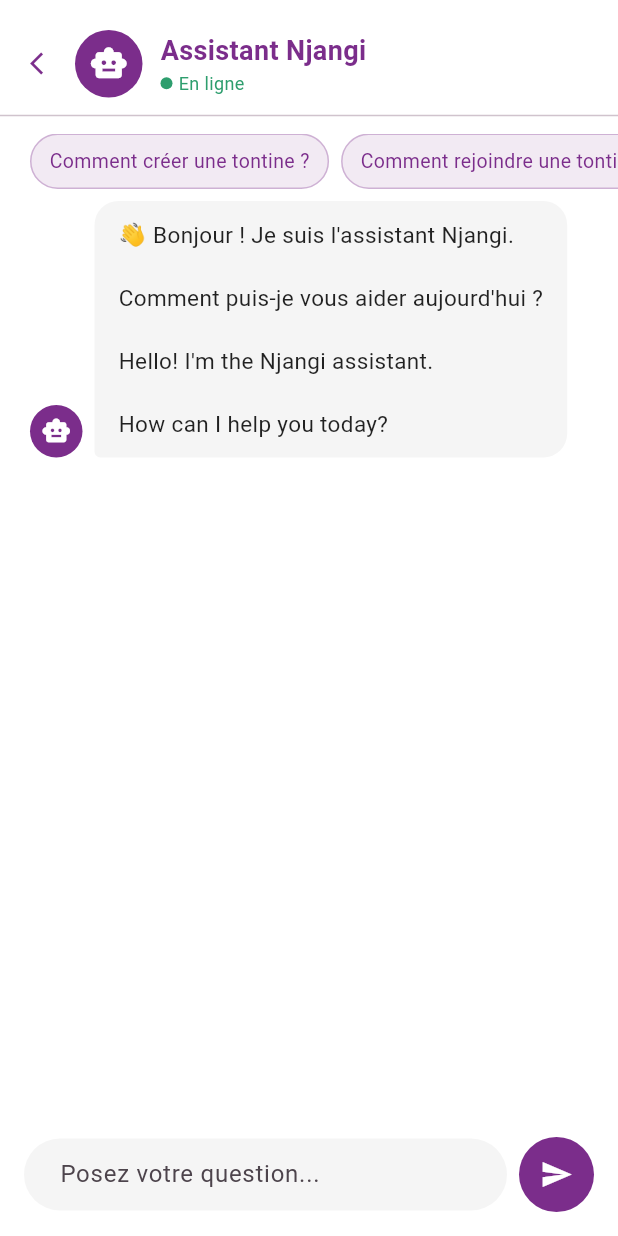
After one commit to Marino0503/njangui, a Flutter app: the MainScreen screen opened directly, after a tap on the "smart toy" icon, on a phone screen of 412 x 824 dp. The commit adds this screen. Run offline on Flutter 3.47's test engine with Material 3 defaults, Android fonts, the phone set to English and light mode, and no system bars; our stand-ins replace cloud_firestore, firebase_auth, firebase_core, google_generative_ai, share_plus; accounts and stored records are empty; statements that could not run were skipped.

Commit message:
feat: chatbot assistant avec Gemini IA

```diff
--- /dev/null
+++ b/lib/screens/chatbot_screen.dart
@@ -0,0 +1,426 @@
+import 'package:flutter/material.dart';
+import '../services/chatbot_service.dart';
+
+class MessageChat {
+  final String texte;
+  final bool estUtilisateur;
+  final DateTime date;
+
+  MessageChat({
+    required this.texte,
+    required this.estUtilisateur,
+    required this.date,
+  });
+}
+
+class ChatbotScreen extends StatefulWidget {
+  const ChatbotScreen({super.key});
+
+  @override
+  State<ChatbotScreen> createState() => _ChatbotScreenState();
+}
+
+class _ChatbotScreenState extends State<ChatbotScreen> {
+  final TextEditingController _messageController = TextEditingController();
+  final ScrollController _scrollController = ScrollController();
+  final List<MessageChat> _messages = [];
+  bool _isLoading = false;
+
+  @override
+  void initState() {
+    super.initState();
+    // Initialise le chatbot
+    ChatbotService().initialiser();
+    // Message de bienvenue
+    _ajouterMessageBot(
+      '👋 Bonjour ! Je suis l\'assistant Njangi.\n\nComment puis-je vous aider aujourd\'hui ?\n\n'
+      'Hello! I\'m the Njangi assistant.\n\nHow can I help you today?',
+    );
+  }
+
+  @override
+  void dispose() {
+    _messageController.dispose();
+    _scrollController.dispose();
+    super.dispose();
+  }
+
+  // Ajoute un message du bot
+  void _ajouterMessageBot(String texte) {
+    setState(() {
+      _messages.add(
+        MessageChat(texte: texte, estUtilisateur: false, date: DateTime.now()),
+      );
+    });
+    _scrollerEnBas();
+  }
+
+  // Scrolle vers le bas
+  void _scrollerEnBas() {
+    Future.delayed(const Duration(milliseconds: 100), () {
+      if (_scrollController.hasClients) {
+        _scrollController.animateTo(
+          _scrollController.position.maxScrollExtent,
+          duration: const Duration(milliseconds: 300),
+          curve: Curves.easeOut,
+        );
+      }
+    });
+  }
+
+  // Envoie un message
+  Future<void> _envoyerMessage() async {
+    final texte = _messageController.text.trim();
+    if (texte.isEmpty) return;
+
+    // Ajoute le message de l'utilisateur
+    setState(() {
+      _messages.add(
+        MessageChat(texte: texte, estUtilisateur: true, date: DateTime.now()),
+      );
+      _isLoading = true;
+    });
+
+    _messageController.clear();
+    _scrollerEnBas();
+
+    // Envoie au chatbot
+    final reponse = await ChatbotService().envoyerMessage(texte);
+
+    if (!mounted) return;
+
+    setState(() {
+      _messages.add(
+        MessageChat(
+          texte: reponse,
+          estUtilisateur: false,
+          date: DateTime.now(),
+        ),
+      );
+      _isLoading = false;
+    });
+
+    _scrollerEnBas();
+  }
+
+  @override
+  Widget build(BuildContext context) {
+    return Scaffold(
+      backgroundColor: Colors.white,
+      body: SafeArea(
+        child: Column(
+          children: [
+            const SizedBox(height: 20),
+
+            // ── Header ──
+            Padding(
+              padding: const EdgeInsets.symmetric(horizontal: 20),
+              child: Row(
+                children: [
+                  GestureDetector(
+                    onTap: () => Navigator.pop(context),
+                    child: const Icon(
+                      Icons.arrow_back_ios,
+                      color: Color(0xFF7B2D8B),
+                      size: 18,
+                    ),
+                  ),
+                  const SizedBox(width: 12),
+
+                  // ── Avatar bot ──
+                  Container(
+                    width: 45,
+                    height: 45,
+                    decoration: const BoxDecoration(
+                      color: Color(0xFF7B2D8B),
+                      shape: BoxShape.circle,
+                    ),
+                    child: const Icon(
+                      Icons.smart_toy,
+                      color: Colors.white,
+                      size: 26,
+                    ),
+                  ),
+
+                  const SizedBox(width: 12),
+
+                  Column(
+                    crossAxisAlignment: CrossAxisAlignment.start,
+                    children: [
+                      const Text(
+                        'Assistant Njangi',
+                        style: TextStyle(
+                          fontSize: 18,
+                          fontWeight: FontWeight.bold,
+                          color: Color(0xFF7B2D8B),
+                        ),
+                      ),
+                      Row(
+                        children: [
+                          Container(
+                            width: 8,
+                            height: 8,
+                            decoration: const BoxDecoration(
+                              color: Color(0xFF2E9E6E),
+                              shape: BoxShape.circle,
+                            ),
+                          ),
+                          const SizedBox(width: 4),
+                          const Text(
+                            'En ligne',
+                            style: TextStyle(
+                              fontSize: 12,
+                              color: Color(0xFF2E9E6E),
+                            ),
+                          ),
+                        ],
+                      ),
+                    ],
+                  ),
+                ],
+              ),
+            ),
+
+            const Divider(height: 24),
+
+            // ── Questions rapides ──
+            SingleChildScrollView(
+              scrollDirection: Axis.horizontal,
+              padding: const EdgeInsets.symmetric(horizontal: 20),
+              child: Row(
+                children: [
+                  _buildQuestionRapide('Comment créer une tontine ?'),
+                  _buildQuestionRapide('Comment rejoindre une tontine ?'),
+                  _buildQuestionRapide('Comment payer ?'),
+                  _buildQuestionRapide('How does it work?'),
+                ],
+              ),
+            ),
+
+            const SizedBox(height: 8),
+
+            // ── Liste des messages ──
+            Expanded(
+              child: ListView.builder(
+                controller: _scrollController,
+                padding: const EdgeInsets.symmetric(horizontal: 20),
+                itemCount: _messages.length,
+                itemBuilder: (context, index) {
+                  return _buildMessage(_messages[index]);
+                },
+              ),
+            ),
+
+            // ── Indicateur de chargement ──
+            if (_isLoading)
+              Padding(
+                padding: const EdgeInsets.symmetric(
+                  horizontal: 20,
+                  vertical: 8,
+                ),
+                child: Row(
+                  children: [
+                    Container(
+                      width: 45,
+                      height: 45,
+                      decoration: const BoxDecoration(
+                        color: Color(0xFF7B2D8B),
+                        shape: BoxShape.circle,
+                      ),
+                      child: const Icon(
+                        Icons.smart_toy,
+                        color: Colors.white,
+                        size: 26,
+                      ),
+                    ),
+                    const SizedBox(width: 12),
+                    Container(
+                      padding: const EdgeInsets.all(16),
+                      decoration: BoxDecoration(
+                        color: Colors.grey.shade100,
+                        borderRadius: BorderRadius.circular(16),
+                      ),
+                      child: Row(
+                        children: [
+                          _buildDot(0),
+                          const SizedBox(width: 4),
+                          _buildDot(1),
+                          const SizedBox(width: 4),
+                          _buildDot(2),
+                        ],
+                      ),
+                    ),
+                  ],
+                ),
+              ),
+
+            // ── Champ de saisie ──
+            Padding(
+              padding: const EdgeInsets.all(16),
+              child: Row(
+                children: [
+                  Expanded(
+                    child: TextField(
+                      controller: _messageController,
+                      textCapitalization: TextCapitalization.sentences,
+                      onSubmitted: (_) => _envoyerMessage(),
+                      decoration: InputDecoration(
+                        hintText: 'Posez votre question...',
+                        filled: true,
+                        fillColor: Colors.grey.shade100,
+                        border: OutlineInputBorder(
+                          borderRadius: BorderRadius.circular(30),
+                          borderSide: BorderSide.none,
+                        ),
+                        focusedBorder: OutlineInputBorder(
+                          borderRadius: BorderRadius.circular(30),
+                          borderSide: const BorderSide(
+                            color: Color(0xFF7B2D8B),
+                            width: 1.5,
+                          ),
+                        ),
+                        contentPadding: const EdgeInsets.symmetric(
+                          horizontal: 20,
+                          vertical: 12,
+                        ),
+                      ),
+                    ),
+                  ),
+                  const SizedBox(width: 8),
+
+                  // ── Bouton envoyer ──
+                  GestureDetector(
+                    onTap: _envoyerMessage,
+                    child: Container(
+                      width: 50,
+                      height: 50,
+                      decoration: const BoxDecoration(
+                        color: Color(0xFF7B2D8B),
+                        shape: BoxShape.circle,
+                      ),
+                      child: const Icon(
+                        Icons.send,
+                        color: Colors.white,
+                        size: 22,
+                      ),
+                    ),
+                  ),
+                ],
+              ),
+            ),
+          ],
+        ),
+      ),
+    );
+  }
+
+  // ── Widget message ──
+  Widget _buildMessage(MessageChat message) {
+    final estUtilisateur = message.estUtilisateur;
+
+    return Padding(
+      padding: const EdgeInsets.only(bottom: 16),
+      child: Row(
+        mainAxisAlignment: estUtilisateur
+            ? MainAxisAlignment.end
+            : MainAxisAlignment.start,
+        crossAxisAlignment: CrossAxisAlignment.end,
+        children: [
+          // ── Avatar bot ──
+          if (!estUtilisateur) ...[
+            Container(
+              width: 35,
+              height: 35,
+              decoration: const BoxDecoration(
+                color: Color(0xFF7B2D8B),
+                shape: BoxShape.circle,
+              ),
+              child: const Icon(Icons.smart_toy, color: Colors.white, size: 20),
+            ),
+            const SizedBox(width: 8),
+          ],
+
+          // ── Bulle message ──
+          Flexible(
+            child: Container(
+              padding: const EdgeInsets.symmetric(horizontal: 16, vertical: 12),
+              decoration: BoxDecoration(
+                color: estUtilisateur
+                    ? const Color(0xFF7B2D8B)
+                    : Colors.grey.shade100,
+                borderRadius: BorderRadius.only(
+                  topLeft: const Radius.circular(16),
+                  topRight: const Radius.circular(16),
+                  bottomLeft: estUtilisateur
+                      ? const Radius.circular(16)
+                      : const Radius.circular(4),
+                  bottomRight: estUtilisateur
+                      ? const Radius.circular(4)
+                      : const Radius.circular(16),
+                ),
+              ),
+              child: Text(
+                message.texte,
+                style: TextStyle(
+                  fontSize: 15,
+                  color: estUtilisateur ? Colors.white : Colors.black87,
+                ),
+              ),
+            ),
+          ),
+
+          // ── Avatar utilisateur ──
+          if (estUtilisateur) ...[
+            const SizedBox(width: 8),
+            Container(
+              width: 35,
+              height: 35,
+              decoration: const BoxDecoration(
+                color: Color(0xFF2E9E6E),
+                shape: BoxShape.circle,
+              ),
+              child: const Icon(Icons.person, color: Colors.white, size: 20),
+            ),
+          ],
+        ],
+      ),
+    );
+  }
+
+  // ── Question rapide ──
+  Widget _buildQuestionRapide(String question) {
+    return GestureDetector(
+      onTap: () {
+        _messageController.text = question;
+        _envoyerMessage();
+      },
+      child: Container(
+        margin: const EdgeInsets.only(right: 8),
+        padding: const EdgeInsets.symmetric(horizontal: 12, vertical: 8),
+        decoration: BoxDecoration(
+          color: const Color(0xFF7B2D8B).withValues(alpha: 0.1),
+          borderRadius: BorderRadius.circular(20),
+          border: Border.all(
+            color: const Color(0xFF7B2D8B).withValues(alpha: 0.3),
+          ),
+        ),
+        child: Text(
+          question,
+          style: const TextStyle(fontSize: 13, color: Color(0xFF7B2D8B)),
+        ),
+      ),
+    );
+  }
+
+  // ── Point d'animation ──
+  Widget _buildDot(int index) {
+    return Container(
+      width: 8,
+      height: 8,
+      decoration: BoxDecoration(
+        color: Colors.grey.shade400,
+        shape: BoxShape.circle,
+      ),
+    );
+  }
+}
--- a/lib/screens/main_screen.dart
+++ b/lib/screens/main_screen.dart
@@ -1,5 +1,4 @@
 import 'package:flutter/material.dart';
-import '../data/notifications_data.dart';
 import '../services/firestore_service.dart';
 import '../models/notification_model.dart';
 import 'home_screen.dart';
@@ -7,6 +6,7 @@ import 'tontines_screen.dart';
 import 'profil_screen.dart';
 import 'notification_screen.dart';
 import 'statistiques_screen.dart';
+import 'chatbot_screen.dart';
 
 class MainScreen extends StatefulWidget {
   const MainScreen({super.key});
@@ -30,6 +30,23 @@ class _MainScreenState extends State<MainScreen> {
   Widget build(BuildContext context) {
     return Scaffold(
       body: _pages[_currentIndex],
+
+      // ── Bouton flottant chatbot ──
+      floatingActionButton: _currentIndex != 1
+          ? FloatingActionButton(
+              onPressed: () {
+                Navigator.push(
+                  context,
+                  MaterialPageRoute(
+                    builder: (context) => const ChatbotScreen(),
+                  ),
+                );
+              },
+              backgroundColor: const Color(0xFF7B2D8B),
+              child: const Icon(Icons.smart_toy, color: Colors.white),
+            )
+          : null,
+
       bottomNavigationBar: StreamBuilder<List<NotificationModel>>(
         stream: FirestoreService().getNotifications(),
         builder: (context, snapshot) {
@@ -55,8 +72,6 @@ class _MainScreenState extends State<MainScreen> {
                 activeIcon: Icon(Icons.description),
                 label: 'Tontines',
               ),
-
-              // ── Notifications avec badge ──
               BottomNavigationBarItem(
                 icon: Badge(
                   isLabelVisible: nonLues > 0,
@@ -70,13 +85,11 @@ class _MainScreenState extends State<MainScreen> {
                 ),
                 label: 'Alertes',
               ),
-
               const BottomNavigationBarItem(
                 icon: Icon(Icons.bar_chart_outlined),
                 activeIcon: Icon(Icons.bar_chart),
                 label: 'Stats',
               ),
-
               const BottomNavigationBarItem(
                 icon: Icon(Icons.person_outline),
                 activeIcon: Icon(Icons.person),
--- /dev/null
+++ b/lib/services/chatbot_service.dart
@@ -0,0 +1,66 @@
+import 'package:google_generative_ai/google_generative_ai.dart';
+
+class ChatbotService {
+  // Singleton
+  static final ChatbotService _instance = ChatbotService._internal();
+  factory ChatbotService() => _instance;
+  ChatbotService._internal();
+
+  // Clé API Gemini
+  static const String _apiKey = 'AIzaSyACDWeoTh_7hq-XAW_QcDHA9PU-uS2BX7E';
+
+  // Modèle Gemini
+  late final GenerativeModel _model;
+  late final ChatSession _chat;
+
+  // Initialise le chatbot
+  void initialiser() {
+    _model = GenerativeModel(
+      model: 'gemini-2.5-flash',
+      apiKey: _apiKey,
+      systemInstruction: Content.system('''
+Tu es un assistant virtuel de l'application Njangi,
+une application de gestion de tontines au Cameroun.
+
+RÈGLE IMPORTANTE : Détecte automatiquement la langue de l'utilisateur et réponds TOUJOURS dans la même langue :
+- Si la question est en français → réponds en français
+- If the question is in English → answer in English
+- Si la question est en d'autres langues → réponds en français par défaut
+
+Tu aides les utilisateurs à :
+- Créer et gérer leurs tontines / Create and manage their tontines
+- Comprendre comment fonctionne l'application / Understand how the app works
+- Résoudre leurs problèmes / Solve their problems
+- Effectuer des paiements / Make payments
+
+Utilise des emojis pour rendre les réponses plus agréables.
+Sois sympathique et professionnel.
+Réponds de manière claire et concise.
+
+Fonctionnalités principales :
+1. Créer une tontine avec un nom, montant et fréquence
+2. Rejoindre une tontine via un code d\'invitation
+3. Ajouter et gérer des membres
+4. Paiements : Orange Money, MTN Money, virement bancaire
+5. Statistiques et rapports
+6. Notifications en temps réel
+7. Historique des paiements
+8. Partage du code d\'invitation via WhatsApp ou SMS
+'''),
+    );
+
+    _chat = _model.startChat();
+  }
+
+  // Envoie un message
+  Future<String> envoyerMessage(String message) async {
+    try {
+      final response = await _chat.sendMessage(Content.text(message));
+      return response.text ??
+          'Désolé je n\'ai pas compris. Pouvez-vous reformuler ?';
+    } catch (e) {
+      print('Erreur Gemini : $e'); // ← affiche l'erreur dans le terminal
+      return 'Désolé, je rencontre un problème : $e';
+    }
+  }
+}
--- a/pubspec.yaml
+++ b/pubspec.yaml
@@ -38,6 +38,8 @@ dependencies:
   firebase_auth: ^6.3.0
   cloud_firestore: ^6.3.0
   share_plus: ^12.0.2
+  http: ^1.6.0
+  google_generative_ai: ^0.4.7
 
 dev_dependencies:
   flutter_test:
```
Also changed, not shown: pubspec.lock.
